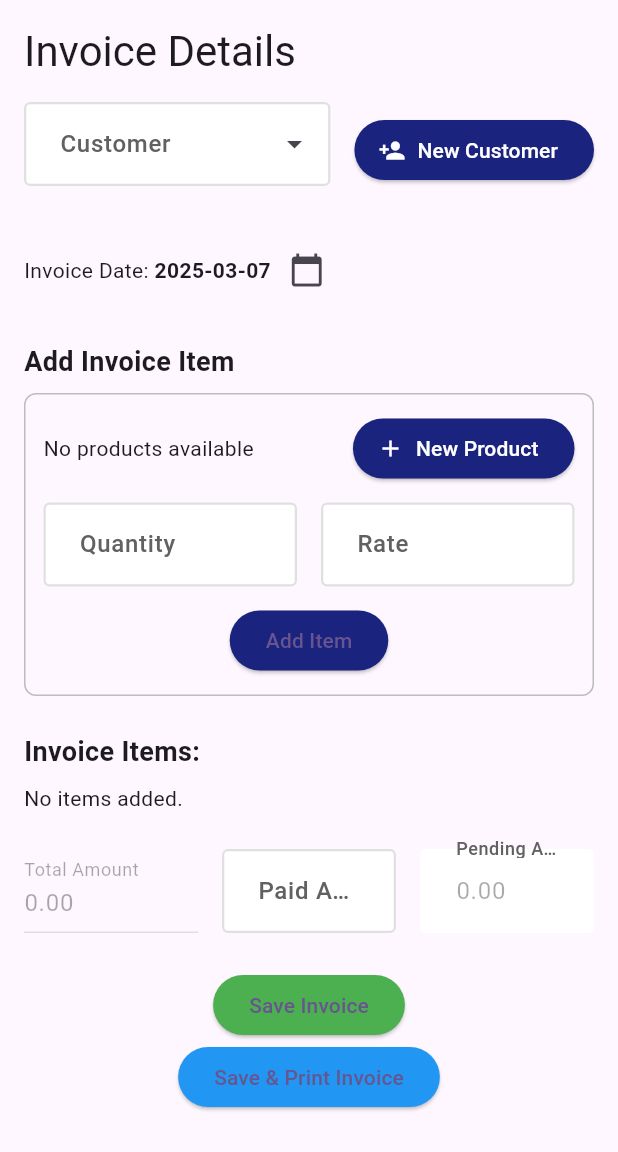
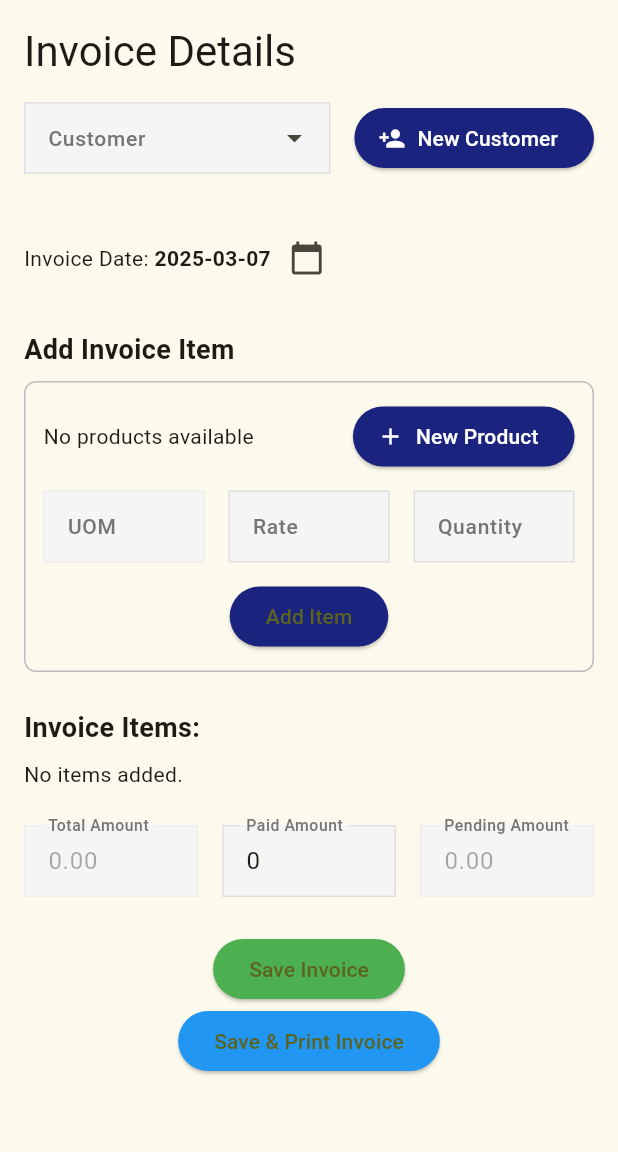
Before and after one commit to yadavkhushwant/flutter-billing-app, a Flutter app: the CreateInvoiceScreen screen opened by its route, on a phone screen of 412 x 824 dp, the part 84-1236 px from its top. Run offline on Flutter 3.47's test engine with Material 3 defaults, Android fonts, the phone set to English and light mode, and no system bars; drawn by our look-alikes of dropdown_search; our stand-ins replace get, image_picker, pdf, printing, sqflite_common_ffi; missing offline and left inert: pluto_grid; accounts and stored records are empty.

Commit message:
add feat

```diff
--- a/lib/controller/create_invoice_controller.dart
+++ b/lib/controller/create_invoice_controller.dart
@@ -1,3 +1,4 @@
+import 'package:flutter/material.dart';
 import 'package:get/get.dart';
 import 'package:billing_application/data/database_helper.dart';
 
@@ -9,9 +10,26 @@ class CreateInvoiceController extends GetxController {
   var invoiceDate = Rx<DateTime>(DateTime.now());
   var items = <Map<String, dynamic>>[].obs;
   var invoiceNumber = Rxn<String>();
-  var paidAmount = 0.0.obs;
-  var totalAmount = 0.0.obs; // Change to RxDouble
-  var pendingAmount = 0.0.obs; // Change to RxDouble
+  var paidAmount = Rxn<int>();
+  var totalAmount = 0.0.obs;
+  var pendingAmount = 0.0.obs;
+  final TextEditingController paidAmountController = TextEditingController(text: "0");
+
+
+  @override
+  void onInit() {
+    super.onInit();
+    ever(paidAmount, (int? value) {
+      if (paidAmountController.text != (value?.toString() ?? "0")) {
+        paidAmountController.text = (value?.toString() ?? "0");
+        paidAmountController.selection = TextSelection.fromPosition(
+          TextPosition(offset: paidAmountController.text.length),
+        );
+      }
+    });
+
+  }
+
 
   /// Adds a new invoice item.
   void addItem(Map<String, dynamic> item) {
@@ -22,13 +40,13 @@ class CreateInvoiceController extends GetxController {
   /// Updates the total and pending amounts.
   void updateTotal() {
     totalAmount.value = items.fold(0.0, (sum, item) => sum + (item['total'] ?? 0.0));
-    pendingAmount.value = totalAmount.value - paidAmount.value;
+    pendingAmount.value = totalAmount.value - (paidAmount.value ?? 0);
   }
 
   /// Updates pending amount when paid amount changes.
-  void updatePaidAmount(double amount) {
+  void updatePaidAmount(int amount) {
     paidAmount.value = amount;
-    pendingAmount.value = totalAmount.value - paidAmount.value;
+    pendingAmount.value = totalAmount.value - (paidAmount.value ?? 0);
   }
 
   /// Saves the invoice and returns a copy of the saved invoice data,
@@ -44,7 +62,7 @@ class CreateInvoiceController extends GetxController {
 
     // Insert the sale and its items.
     int saleId =
-        await DatabaseHelper.instance.insertSaleWithItems(saleData, items, paidAmount.value);
+        await DatabaseHelper.instance.insertSaleWithItems(saleData, items, (paidAmount.value ?? 0));
     String newInvoiceNumber = "$saleId/$financialYear";
     invoiceNumber.value = newInvoiceNumber;
 
@@ -65,7 +83,9 @@ class CreateInvoiceController extends GetxController {
     invoiceDate.value = DateTime.now();
     items.clear();
     invoiceNumber.value = null;
-
+    paidAmount.value = 0;
+    totalAmount.value = 0.0;
+    pendingAmount.value = 0.0;
     return savedData;
   }
 }
--- a/lib/data/database_helper.dart
+++ b/lib/data/database_helper.dart
@@ -40,7 +40,7 @@ class DatabaseHelper {
       city TEXT,
       state TEXT,
       pin TEXT,
-      phone TEXT,
+      phone TEXT UNIQUE,
       email TEXT
     )
   ''');
@@ -120,7 +120,7 @@ class DatabaseHelper {
 
   /// Inserts a complete sale (invoice) along with its line items in a transaction.
   Future<int> insertSaleWithItems(
-      Map<String, dynamic> sale, List<Map<String, dynamic>> saleItems, [double paidAmount = 0.0]) async {
+      Map<String, dynamic> sale, List<Map<String, dynamic>> saleItems, [int paidAmount = 0]) async {
     final db = await database;
     return await db.transaction((txn) async {
       // Insert the master sale record.
--- a/lib/main.dart
+++ b/lib/main.dart
@@ -20,9 +20,9 @@ class MyApp extends StatelessWidget {
   Widget build(BuildContext context) {
     return GetMaterialApp(
       debugShowCheckedModeBanner: false,
-      title: 'Billing Software',
+      title: 'Good Invoice',
       theme: ThemeData(
-        colorScheme: ColorScheme.fromSeed(seedColor: Colors.deepPurple),
+        colorScheme: ColorScheme.fromSeed(seedColor: Colors.lime),
         useMaterial3: true,
       ),
       initialRoute: '/',
--- a/lib/screen/create_invoice_screen.dart
+++ b/lib/screen/create_invoice_screen.dart
@@ -1,4 +1,5 @@
 import 'package:billing_application/controller/uom_controller.dart';
+import 'package:billing_application/utils/data_helpers.dart';
 import 'package:billing_application/utils/print_invoice.dart';
 import 'package:billing_application/widget/create_product_dialog.dart';
 import 'package:billing_application/widget/input_decoration.dart';
@@ -21,7 +22,7 @@ class CreateInvoiceScreen extends StatelessWidget {
     Get.put(CreateInvoiceController());
     final CustomerController customerController = Get.put(CustomerController());
     final ProductController productController = Get.put(ProductController());
-    Get.put(UomController());
+    final UomController uomController = Get.put(UomController());
 
     // Controllers for inline invoice item form.
     final TextEditingController quantityController = TextEditingController();
@@ -48,20 +49,20 @@ class CreateInvoiceScreen extends StatelessWidget {
               Row(
                 crossAxisAlignment: CrossAxisAlignment.end,
                 children: [
-                  Expanded(
+                  Obx(() {
+                    return Expanded(
                         child: DropdownSearch<Map<String, dynamic>>(
-                    // Provide a function that returns the list of customers.
+                          selectedItem:
+                          invoiceController.selectedCustomerDetails.value,
                           items: (filter, sortOption) {
                             return customerController.customers.toList();
                           },
-
                           compareFn: (item1, item2) => item1['id'] == item2['id'],
                           popupProps: PopupProps.menu(
                             showSearchBox: true,
                           ),
-                        decoratorProps:DropDownDecoratorProps(
-                            decoration: getInputDecoration('Customer' )
-                        ),
+                          decoratorProps: DropDownDecoratorProps(
+                              decoration: getInputDecoration('Customer')),
                           onChanged: (customer) {
                             if (customer != null) {
                               invoiceController.selectedCustomer.value =
@@ -71,10 +72,10 @@ class CreateInvoiceScreen extends StatelessWidget {
                             }
                           },
                           itemAsString: (customer) {
-                      if (customer == null) return "";
                             return "${customer['name']} - ${customer['phone'] ?? 'No Phone'} - ${customer['locality'] ?? 'No Locality'}";
                           },
-                  )),
+                        ));
+                  }),
                   const SizedBox(width: 16),
                   // New Customer Button
                   ElevatedButton.icon(
@@ -180,8 +181,13 @@ class CreateInvoiceScreen extends StatelessWidget {
                             if (productController.products.isEmpty) {
                               return const Text("No products available");
                             }
+                            var selectedProduct =
+                            selectedProductId.value == null
+                                ? null
+                                : getProductDetails(selectedProductId.value,
+                                productController.products.toList());
                             return DropdownSearch<Map<String, dynamic>>(
-                              // Return the product list as a plain List.
+                              selectedItem: selectedProduct,
                               items: (filter, sortOption) =>
                                   productController.products.toList(),
                               compareFn: (item1, item2) =>
@@ -189,19 +195,19 @@ class CreateInvoiceScreen extends StatelessWidget {
                               popupProps: PopupProps.menu(
                                 showSearchBox: true,
                               ),
-                              decoratorProps:DropDownDecoratorProps(
-                                  decoration: getInputDecoration('Product' )
-                              ),
+                              decoratorProps: DropDownDecoratorProps(
+                                  decoration: getInputDecoration('Product')),
                               onChanged: (product) {
                                 if (product != null) {
                                   selectedProductId.value =
                                   product['id'] as int;
                                   selectedProductName.value =
                                       product['name'] ?? '';
+                                  rateController.text =
+                                      (product['rate'] ?? '').toString();
                                 }
                               },
                               itemAsString: (product) {
-                                if (product == null) return "";
                                 return product['name'] ?? "";
                               },
                             );
@@ -238,18 +244,31 @@ class CreateInvoiceScreen extends StatelessWidget {
                     // Quantity and Rate fields in a Row
                     Row(
                       children: [
+                        Expanded(child: Obx(() {
+                          var uomId = getProductDetails(selectedProductId.value,
+                              productController.products.toList())?['uom_id'];
+                          var uom = getUomDetails(uomId, uomController.uoms);
+                          return TextFormField(
+                            controller:
+                            TextEditingController(text: uom?['name']),
+                            decoration: getInputDecoration("UOM"),
+                            keyboardType: TextInputType.number,
+                            enabled: false,
+                          );
+                        })),
+                        const SizedBox(width: 16),
                         Expanded(
                           child: TextFormField(
-                            controller: quantityController,
-                            decoration: getInputDecoration("Quantity"),
+                            controller: rateController,
+                            decoration: getInputDecoration("Rate"),
                             keyboardType: TextInputType.number,
                           ),
                         ),
                         const SizedBox(width: 16),
                         Expanded(
                           child: TextFormField(
-                            controller: rateController,
-                            decoration: getInputDecoration( "Rate"),
+                            controller: quantityController,
+                            decoration: getInputDecoration("Quantity"),
                             keyboardType: TextInputType.number,
                           ),
                         ),
@@ -336,20 +355,22 @@ class CreateInvoiceScreen extends StatelessWidget {
                 children: [
                   Expanded(
                     child: Obx(() => TextFormField(
-                      decoration: const InputDecoration(labelText: "Total Amount"),
+                      decoration: getInputDecoration("Total Amount"),
                       keyboardType: TextInputType.number,
-                      controller: TextEditingController(text: invoiceController.totalAmount.value.toStringAsFixed(2)),
+                      controller: TextEditingController(
+                          text: invoiceController.totalAmount.value
+                              .toStringAsFixed(2)),
                       enabled: false,
                     )),
-
                   ),
                   const SizedBox(width: 16),
                   Expanded(
                     child: TextFormField(
                       decoration: getInputDecoration("Paid Amount"),
                       keyboardType: TextInputType.number,
+                      controller: invoiceController.paidAmountController,
                       onChanged: (value) {
-                        double paid = double.tryParse(value) ?? 0.0;
+                        int paid = int.tryParse(value) ?? 0;
                         invoiceController.updatePaidAmount(paid);
                       },
                     ),
@@ -359,7 +380,9 @@ class CreateInvoiceScreen extends StatelessWidget {
                     child: Obx(() => TextFormField(
                       decoration: getInputDecoration("Pending Amount"),
                       keyboardType: TextInputType.number,
-                      controller: TextEditingController(text: invoiceController.pendingAmount.value.toStringAsFixed(2)),
+                      controller: TextEditingController(
+                          text: invoiceController.pendingAmount.value
+                              .toStringAsFixed(2)),
                       enabled: false,
                     )),
                   ),
@@ -412,7 +435,8 @@ class CreateInvoiceScreen extends StatelessWidget {
                     }
 
                     // Save the invoice and capture the returned data.
-                    final savedInvoiceData = await invoiceController.saveInvoice();
+                    final savedInvoiceData =
+                    await invoiceController.saveInvoice();
 
                     Get.snackbar(
                       "Success",
@@ -429,8 +453,6 @@ class CreateInvoiceScreen extends StatelessWidget {
                   child: const Text("Save & Print Invoice"),
                 ),
               ),
-
-
             ],
           ),
         ),
--- /dev/null
+++ b/lib/utils/data_helpers.dart
@@ -0,0 +1,29 @@
+// Helper method to extract customer details.
+dynamic getCustomerDetails(dynamic customerId, List<dynamic> customerList) {
+  if (customerId == null) return {};
+  try {
+    return customerList.firstWhere((element) => element['id'] == customerId);
+  } catch (e) {
+    return {};
+  }
+}
+
+// Helper method to extract product details.
+dynamic getProductDetails(dynamic productId, List<dynamic> productList) {
+  if (productId == null) return {};
+  try {
+    return productList.firstWhere((element) => element['id'] == productId);
+  } catch (e) {
+    return {};
+  }
+}
+
+// Helper method to extract uom details.
+dynamic getUomDetails(dynamic uomId, List<dynamic> uomList) {
+  if (uomId == null) return {};
+  try {
+    return uomList.firstWhere((element) => element['id'] == uomId);
+  } catch (e) {
+    return {};
+  }
+}
--- /dev/null
+++ b/lib/utils/form_validator.dart
@@ -0,0 +1,6 @@
+String? validateEmpty(String? value, String? filedName) {
+  if (value == null || value.isEmpty) {
+    return filedName != null ? 'Please enter $filedName' : 'Required';
+  }
+  return null;
+}
--- a/lib/widget/edit_payment_dialog.dart
+++ b/lib/widget/edit_payment_dialog.dart
@@ -10,7 +10,7 @@ class EditPaymentDialog extends StatelessWidget {
   @override
   Widget build(BuildContext context) {
     final PaymentController paymentController = Get.find<PaymentController>();
-    final GlobalKey<FormState> _formKey = GlobalKey<FormState>();
+    final GlobalKey<FormState> formKey = GlobalKey<FormState>();
     final TextEditingController paymentDateController =
     TextEditingController(text: payment['payment_date']);
     final TextEditingController amountController =
@@ -24,7 +24,7 @@ class EditPaymentDialog extends StatelessWidget {
       title: const Text("Edit Payment"),
       content: SingleChildScrollView(
         child: Form(
-          key: _formKey,
+          key: formKey,
           child: Column(
             mainAxisSize: MainAxisSize.min,
             children: [
@@ -87,7 +87,7 @@ class EditPaymentDialog extends StatelessWidget {
         ),
         ElevatedButton(
           onPressed: () {
-            if (_formKey.currentState?.validate() ?? false) {
+            if (formKey.currentState?.validate() ?? false) {
               final updatedPayment = {
                 'payment_date': paymentDateController.text,
                 'amount': double.tryParse(amountController.text) ?? 0.0,
--- a/lib/widget/edit_product_dialog.dart
+++ b/lib/widget/edit_product_dialog.dart
@@ -11,7 +11,7 @@ class EditProductDialog extends StatelessWidget {
   Widget build(BuildContext context) {
     final ProductController productController = Get.find<ProductController>();
     final UomController uomController = Get.find<UomController>();
-    final GlobalKey<FormState> _formKey = GlobalKey<FormState>();
+    final GlobalKey<FormState> formKey = GlobalKey<FormState>();
 
     // Prepopulate text controllers.
     final TextEditingController nameController =
@@ -25,7 +25,7 @@ class EditProductDialog extends StatelessWidget {
       title: const Text("Edit Product"),
       content: SingleChildScrollView(
         child: Form(
-          key: _formKey,
+          key: formKey,
           child: Column(
             mainAxisSize: MainAxisSize.min,
             children: [
@@ -82,7 +82,7 @@ class EditProductDialog extends StatelessWidget {
         ),
         ElevatedButton(
           onPressed: () {
-            if (_formKey.currentState!.validate()) {
+            if (formKey.currentState!.validate()) {
               final updatedProduct = {
                 'name': nameController.text,
                 'uom_id': selectedUomId.value,
--- a/lib/widget/edit_uom_dialog.dart
+++ b/lib/widget/edit_uom_dialog.dart
@@ -9,7 +9,7 @@ class EditUomDialog extends StatelessWidget {
   @override
   Widget build(BuildContext context) {
     final UomController uomController = Get.find<UomController>();
-    final GlobalKey<FormState> _formKey = GlobalKey<FormState>();
+    final GlobalKey<FormState> formKey = GlobalKey<FormState>();
     final TextEditingController nameController =
     TextEditingController(text: uom['name']);
 
@@ -17,7 +17,7 @@ class EditUomDialog extends StatelessWidget {
       title: const Text("Edit UOM"),
       content: SingleChildScrollView(
         child: Form(
-          key: _formKey,
+          key: formKey,
           child: Column(
             mainAxisSize: MainAxisSize.min,
             children: [
@@ -38,7 +38,7 @@ class EditUomDialog extends StatelessWidget {
         ),
         ElevatedButton(
           onPressed: () {
-            if (_formKey.currentState?.validate() ?? false) {
+            if (formKey.currentState?.validate() ?? false) {
               final updatedUom = {
                 'name': nameController.text,
               };
--- a/lib/widget/input_decoration.dart
+++ b/lib/widget/input_decoration.dart
@@ -1,38 +1,54 @@
 import 'package:flutter/material.dart';
 
-InputDecoration getInputDecoration(String? placeholder) {
+InputDecoration getInputDecoration(String? placeholder, [Widget? suffix]) {
   return InputDecoration(
     filled: true,
-    fillColor: Colors.white,
+    fillColor: Colors.grey.shade100, // Lighter background for visibility (especially when disabled)
     hintText: placeholder,
+    hintStyle: TextStyle(
+      color: Colors.grey.shade400,
+      fontWeight: FontWeight.w400,
+      fontSize: 14,
+    ),
     labelText: placeholder,
     labelStyle: TextStyle(
+      color: Colors.grey.shade600,
       fontWeight: FontWeight.w500,
-      color: Colors.grey[700],
+      fontSize: 14,
     ),
-    hintStyle: TextStyle(
-      color: Colors.grey[400],
-    ),
-    contentPadding: const EdgeInsets.symmetric(horizontal: 20.0, vertical: 16.0),
+    floatingLabelBehavior: FloatingLabelBehavior.auto,
     border: OutlineInputBorder(
-      borderRadius: BorderRadius.circular(4.0),
-      borderSide: BorderSide.none,
+      borderRadius: BorderRadius.zero,
+      borderSide: BorderSide(
+        color: Colors.grey.shade300,
+        width: 1.0,
+      ),
     ),
     enabledBorder: OutlineInputBorder(
-      borderRadius: BorderRadius.circular(4.0),
-      borderSide: BorderSide(color: Colors.grey.shade300, width: 1.5),
+      borderRadius: BorderRadius.zero,
+      borderSide: BorderSide(
+        color: Colors.grey.shade300,
+        width: 1.0,
+      ),
     ),
     focusedBorder: OutlineInputBorder(
-      borderRadius: BorderRadius.circular(4.0),
-      borderSide: const BorderSide(color: Colors.blueAccent, width: 2.0),
+      borderRadius: BorderRadius.zero,
+      borderSide: BorderSide(
+        color: Colors.blueAccent,
+        width: 1.5,
+      ),
     ),
-    errorBorder: OutlineInputBorder(
-      borderRadius: BorderRadius.circular(4.0),
-      borderSide: const BorderSide(color: Colors.redAccent, width: 2.0),
+    disabledBorder: OutlineInputBorder(
+      borderRadius: BorderRadius.zero,
+      borderSide: BorderSide(
+        color: Colors.grey.shade200,
+        width: 1.0,
+      ),
     ),
-    focusedErrorBorder: OutlineInputBorder(
-      borderRadius: BorderRadius.circular(4.0),
-      borderSide: const BorderSide(color: Colors.redAccent, width: 2.0),
+    contentPadding: const EdgeInsets.symmetric(
+      horizontal: 12.0,
+      vertical: 2.0, // Reduced height
     ),
+    suffixIcon: suffix,
   );
 }
--- a/lib/widget/label.dart
+++ b/lib/widget/label.dart
@@ -4,7 +4,8 @@ class Label extends StatelessWidget {
   final String label;
   final bool? required;
   final Color? color;
-  const Label(this.label, {super.key, this.required, this.color});
+  const Label(this.label, {Key? key, this.required, this.color})
+      : super(key: key);
 
   @override
   Widget build(BuildContext context) {
```
Also changed, not shown: lib/screen/invoice_details_screen.dart (+3 -13 lines), lib/screen/manage_payments_screen.dart (+67 -26 lines), lib/screen/sales_report_screen.dart (+9 -4 lines), lib/utils/date_time_helpers.dart (+10 -0 lines), lib/utils/print_invoice_old.dart (deleted, +0 -132 lines), lib/widget/create_customer_dialog.dart (+4 -3 lines). Lines whose indentation alone changed are shown as unchanged.
